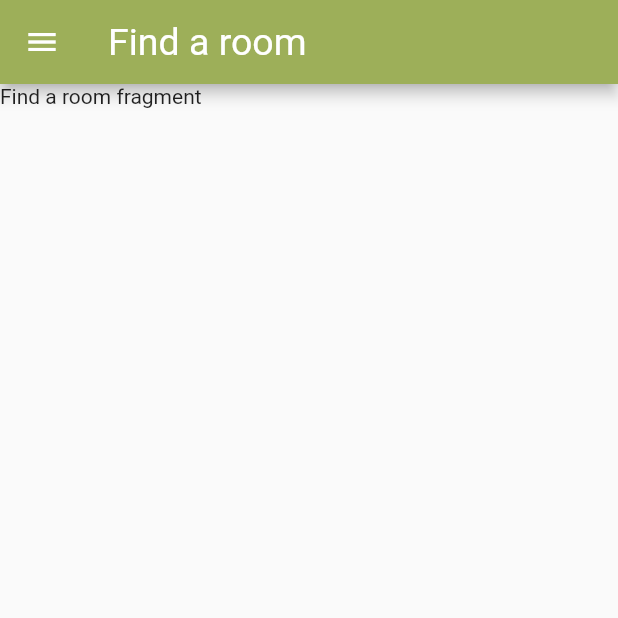
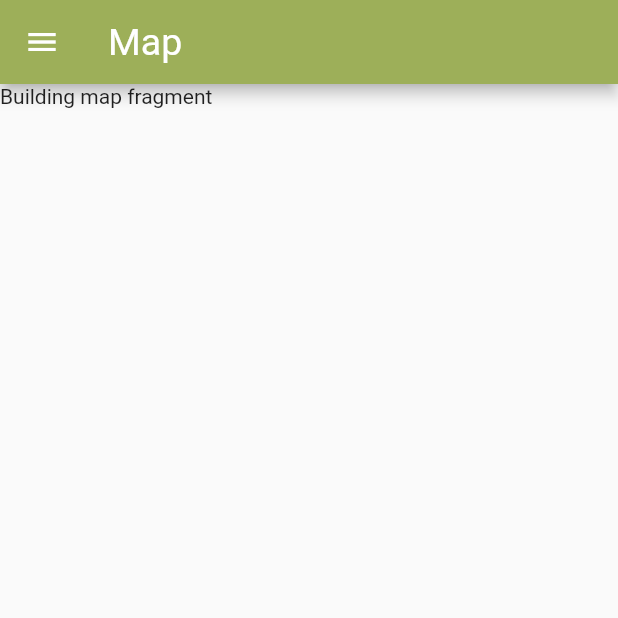
Before and after one commit to alwian/USB-Tour-App, a Flutter app: the screen it shows after launch, on a phone screen of 412 x 824 dp, the top half of it. Run offline on Flutter 3.47's test engine with Material 2 defaults, Android fonts, the phone set to English and light mode, and no system bars.

Commit message:
Added fragments library, modified home_page
fragments library allows easier addition and removal of fragments for any files importing them, modified homepage to accommodate new fragment

```diff
--- /dev/null
+++ b/lib/fragments/fragments.dart
@@ -0,0 +1,8 @@
+library fragments;
+
+export 'building_information_fragment.dart';
+export 'building_map_fragment.dart';
+export 'explore_a_floor_fragment.dart';
+export 'find_a_room_fragment.dart';
+export 'history_fragment.dart';
+export 'urban_observatory_fragment.dart';
--- a/lib/pages/home_page.dart
+++ b/lib/pages/home_page.dart
@@ -1,9 +1,5 @@
 import 'package:flutter/material.dart';
-import 'package:csc2022_app/fragments/find_a_room_fragment.dart';
-import 'package:csc2022_app/fragments/explore_a_floor_fragment.dart';
-import 'package:csc2022_app/fragments/building_information_fragment.dart';
-import 'package:csc2022_app/fragments/urban_observatory_fragment.dart';
-import 'package:csc2022_app/fragments/history_fragment.dart';
+import 'package:csc2022_app/fragments/fragments.dart';
 
 class _DrawerTile {
   String tileTitle;
@@ -15,6 +11,7 @@ class _DrawerTile {
 
 class HomePage extends StatefulWidget {
   final _drawerTiles = [
+    _DrawerTile('Map', Icons.explore, 'Map'),
     _DrawerTile('Find a room', Icons.navigation, 'Find a room'),
     _DrawerTile('Explore a floor', Icons.map, 'Explore'),
     _DrawerTile('Building information', Icons.info, 'Building information'),
@@ -34,14 +31,16 @@ class _HomePageState extends State<HomePage> {
   _getSelectedFragment() {
     switch(_selectedFragmentIndex) {
       case 0:
+        return BuildingMapFragment();
+      case 1:
         return FindARoomFragment();
-      case 1:
+      case 2:
         return ExploreAFloorFragment();
-      case 2:
+      case 3:
         return BuildingInformationFragment();
-      case 3:
+      case 4:
         return UrbanObservatoryFragment();
-      case 4:
+      case 5:
         return HistoryFragment();
       default:
         return Text('Error');
```
